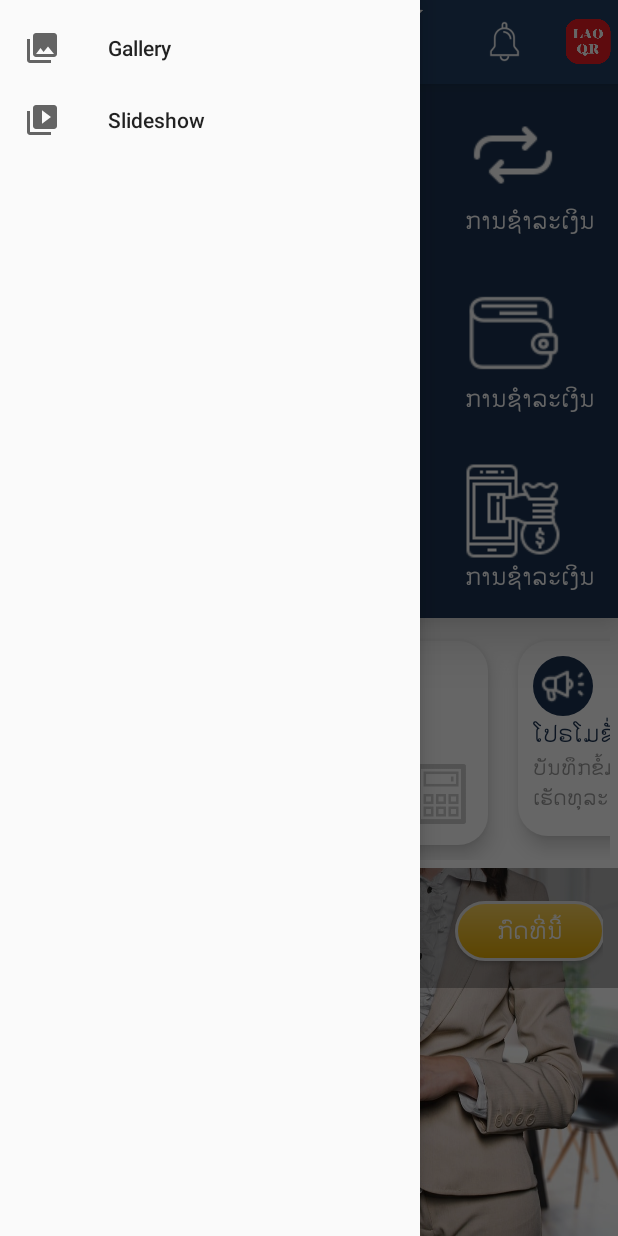
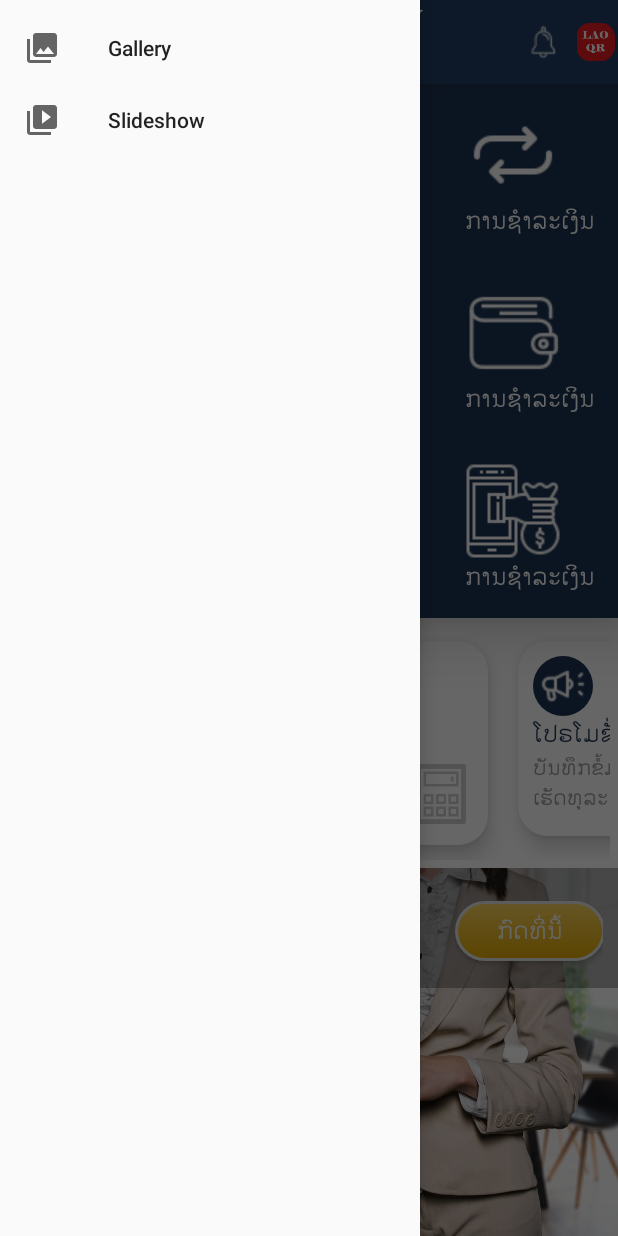
Before and after one commit to Continentalbinly/ACLEDAEXAM, an Android app: the HomeActivityMain screen opened directly, with no data from a screen before it, with the side drawer open, on a phone screen of 412 x 824 dp. Run offline under Robolectric (Android 15) with nearby library versions, the phone set to English and light mode, and no system bars; our stand-ins replace navigation-ui.

Commit message:
add some component

```diff
--- a/app/src/main/res/drawable/rate_boder.xml
+++ b/app/src/main/res/drawable/rate_boder.xml
@@ -3,7 +3,7 @@
     android:shape="rectangle">
     <solid android:color="@android:color/transparent" /> <!-- Set the button background color -->
     <stroke
-        android:width="6dp"
+        android:width="1dp"
         android:color="#E7E7E7" />
     <corners android:radius="6dp" />
 </shape>
--- a/app/src/main/res/layout/app_bar_home_activity_main.xml
+++ b/app/src/main/res/layout/app_bar_home_activity_main.xml
@@ -21,14 +21,15 @@
                         android:src="@drawable/logo2"
                         android:layout_gravity="start"/>
                     <ImageView
+                        android:layout_width="30dp"
+                        android:layout_height="25dp"
+                        android:src="@drawable/laoqr"
+                        android:layout_gravity="end"/>
+                    <ImageButton
                         android:layout_width="40dp"
                         android:layout_height="30dp"
                         android:src="@drawable/bell"
-                        android:layout_marginLeft="40dp"/>
-                    <ImageView
-                        android:layout_width="40dp"
-                        android:layout_height="30dp"
-                        android:src="@drawable/laoqr"
+                        android:background="@android:color/transparent"
                         android:layout_gravity="end"/>
                 </androidx.appcompat.widget.Toolbar>
     </com.google.android.material.appbar.AppBarLayout>
```
Also changed, not shown: app/src/main/res/drawable/bell.png, app/src/main/res/drawable/laoqr.png.
